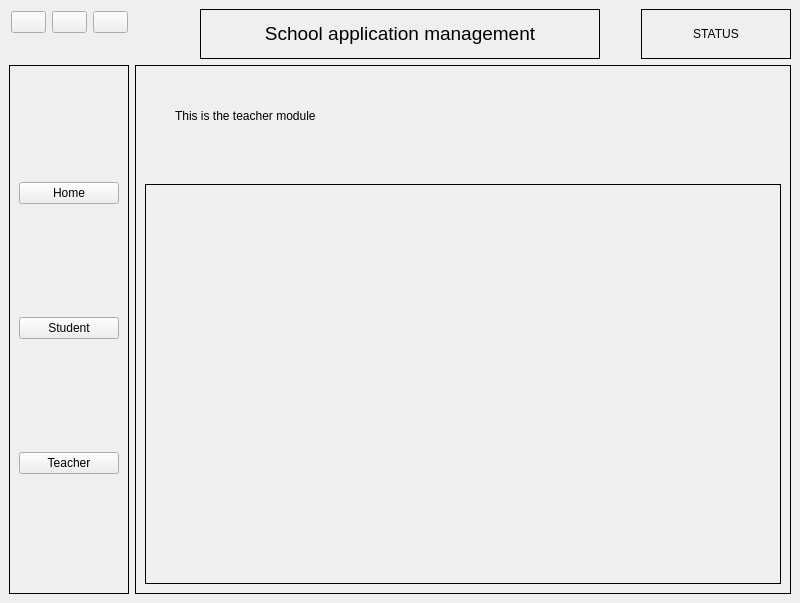
First picture: the form in mainwindow.ui, repository Onizuka09/qt-school_management, before the edit.
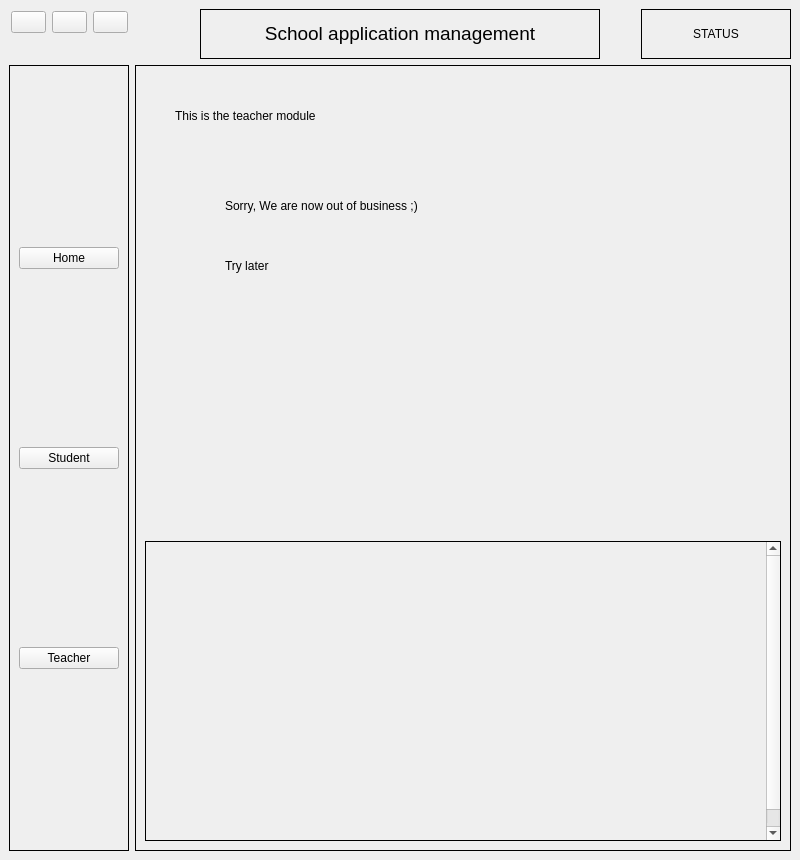
Second picture: the form after the edit. Icons and pictures are not drawn.

```diff
--- a/mainwindow.ui
+++ b/mainwindow.ui
@@ -7,7 +7,7 @@
     <x>0</x>
     <y>0</y>
     <width>800</width>
-    <height>603</height>
+    <height>860</height>
    </rect>
   </property>
   <property name="minimumSize">
@@ -388,7 +388,13 @@
             <property name="minimumSize">
              <size>
               <width>0</width>
-              <height>400</height>
+              <height>300</height>
+             </size>
+            </property>
+            <property name="maximumSize">
+             <size>
+              <width>16777215</width>
+              <height>300</height>
              </size>
             </property>
             <property name="frameShape">
@@ -418,7 +424,13 @@
                <property name="minimumSize">
                 <size>
                  <width>0</width>
-                 <height>400</height>
+                 <height>300</height>
+                </size>
+               </property>
+               <property name="maximumSize">
+                <size>
+                 <width>16777215</width>
+                 <height>300</height>
                 </size>
                </property>
                <property name="frameShape">
@@ -435,13 +447,25 @@
                  <rect>
                   <x>0</x>
                   <y>0</y>
-                  <width>634</width>
-                  <height>398</height>
+                  <width>620</width>
+                  <height>318</height>
                  </rect>
                 </property>
                 <layout class="QVBoxLayout" name="verticalLayout_7">
                  <item>
                   <widget class="QFrame" name="chart_frame">
+                   <property name="minimumSize">
+                    <size>
+                     <width>0</width>
+                     <height>300</height>
+                    </size>
+                   </property>
+                   <property name="maximumSize">
+                    <size>
+                     <width>16777215</width>
+                     <height>300</height>
+                    </size>
+                   </property>
                    <property name="frameShape">
                     <enum>QFrame::NoFrame</enum>
                    </property>
```
